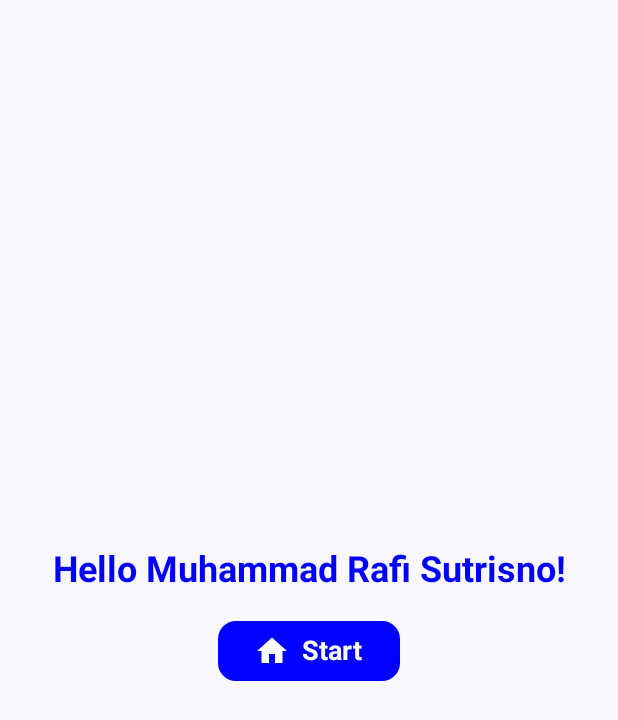
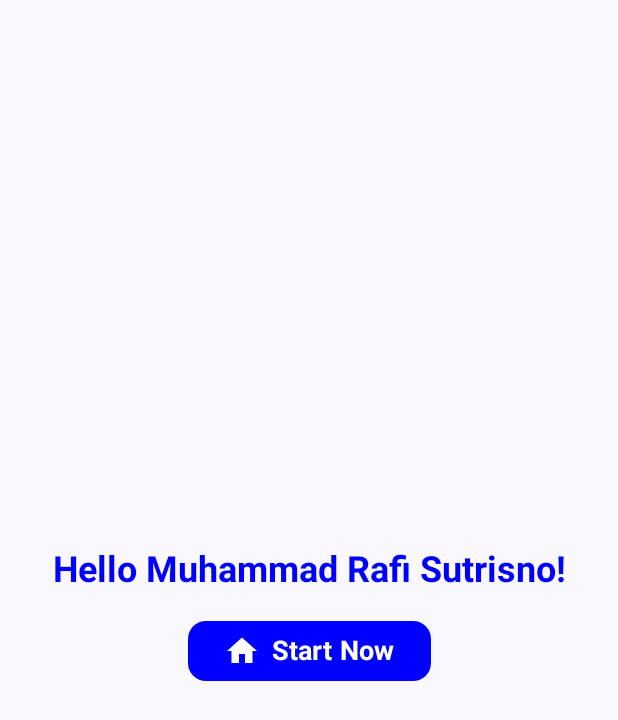
Before and after one commit to Rafi-Sutrisno/Tugas2-PBB, an Android app built with Jetpack Compose: the screen it shows after launch (MainActivity), on a phone screen of 412 x 824 dp. Shown: the top 720 px of the screen. Run offline under Robolectric (Android 15) with nearby library versions, the phone set to English and light mode, and no system bars.

Commit message:
change button word

```diff
--- a/app/src/main/java/com/example/myapplication/MainActivity.kt
+++ b/app/src/main/java/com/example/myapplication/MainActivity.kt
@@ -61,7 +61,7 @@ fun GreetingScreen(name: String) {
         ) {
             Icon(imageVector = Icons.Default.Home, contentDescription = "Favorite", tint = Color.White)
             Spacer(modifier = Modifier.width(8.dp))
-            Text(text = "Start", color = Color.White, fontSize = 18.sp, fontWeight = FontWeight.Bold)
+            Text(text = "Start Now", color = Color.White, fontSize = 18.sp, fontWeight = FontWeight.Bold)
         }
     }
 }
```
